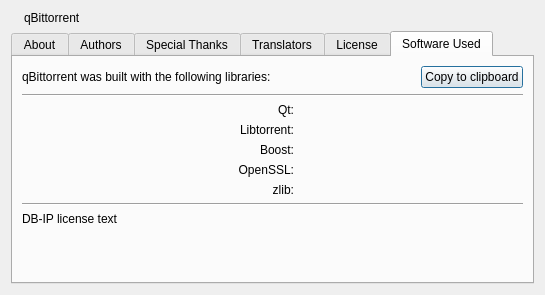
First picture: the form in src/gui/aboutdialog.ui, repository qbutt-org/qbutt, before the edit.
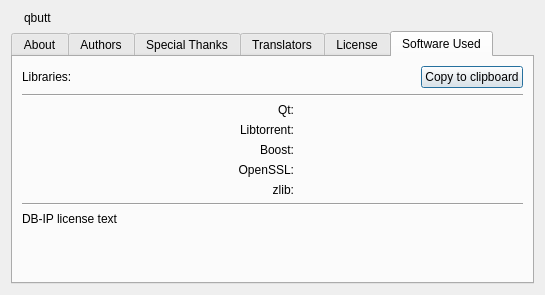
Second picture: the form after the edit. The open tabs and pages were chosen to show the change.

Commit message: Prepare qbutt 1.0 branding and release cleanup

Diff of the .ui file:
```diff
--- a/src/gui/aboutdialog.ui
+++ b/src/gui/aboutdialog.ui
@@ -23,7 +23,7 @@
      <item>
       <widget class="QLabel" name="labelName">
        <property name="text">
-        <string notr="true">qBittorrent</string>
+        <string notr="true">qbutt</string>
        </property>
        <property name="textInteractionFlags">
         <set>Qt::TextInteractionFlag::LinksAccessibleByMouse|Qt::TextInteractionFlag::TextSelectableByKeyboard|Qt::TextInteractionFlag::TextSelectableByMouse</set>
@@ -333,7 +333,7 @@
          <item>
           <widget class="QLabel" name="label">
            <property name="text">
-            <string>qBittorrent was built with the following libraries:</string>
+            <string>Libraries:</string>
            </property>
           </widget>
          </item>
```
The commit also changes 34 other files.
